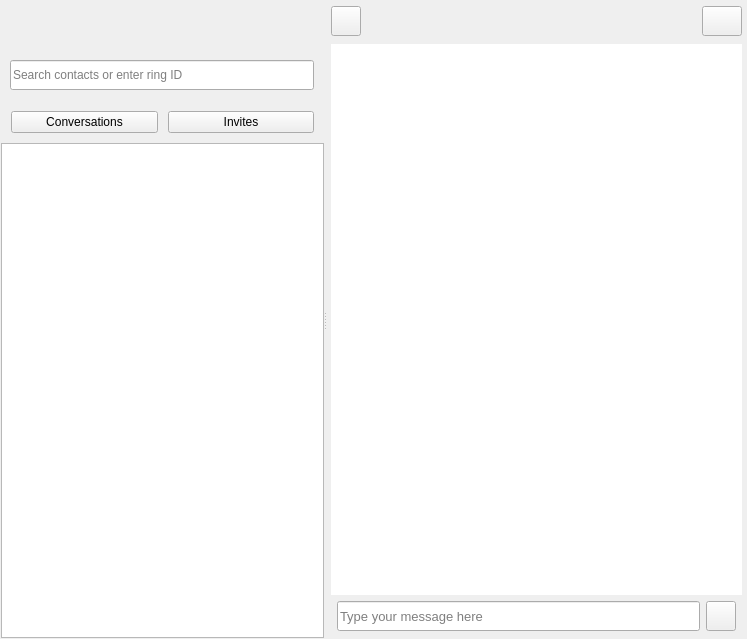
Before: the Qt Designer form callwidget.ui in savoirfairelinux/jami-client-windows, drawn with Qt 5.
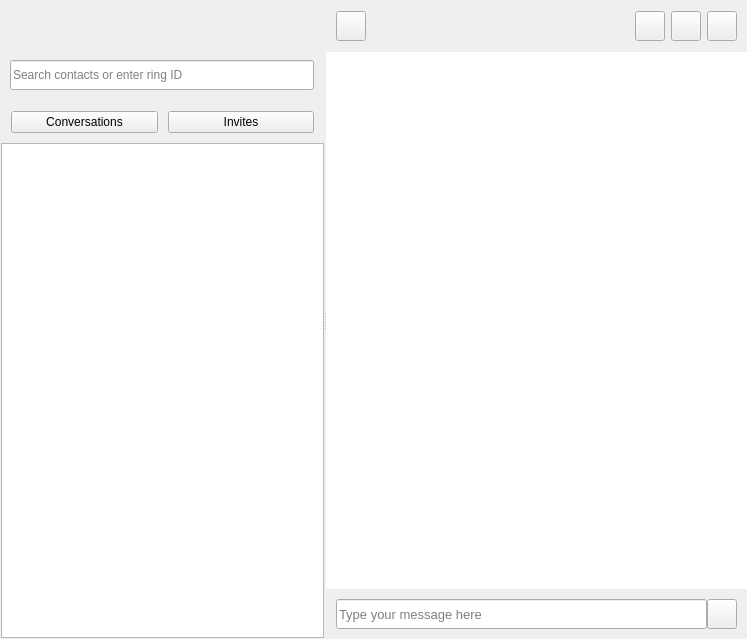
After: the same form once the commit is applied. Icons and pictures are not drawn. Custom widgets are drawn as their Qt base class.

Commit message:
messaging page: add call buttons
- add audio and video call buttons to conversation view
- tidy layout margins on the messaging page
- homogenize button styles on the messaging page

What changed in the file:
```diff
--- a/callwidget.ui
+++ b/callwidget.ui
@@ -953,25 +953,46 @@
                 </sizepolicy>
                </property>
                <layout class="QVBoxLayout" name="verticalLayout_12" stretch="1,25,1">
+                <property name="spacing">
+                 <number>0</number>
+                </property>
                 <property name="leftMargin">
-                 <number>5</number>
+                 <number>0</number>
                 </property>
                 <property name="topMargin">
-                 <number>5</number>
+                 <number>0</number>
                 </property>
                 <property name="rightMargin">
-                 <number>5</number>
+                 <number>0</number>
                 </property>
                 <property name="bottomMargin">
-                 <number>2</number>
+                 <number>0</number>
                 </property>
                 <item>
                  <layout class="QHBoxLayout" name="horizontalLayout_6">
+                  <property name="spacing">
+                   <number>6</number>
+                  </property>
+                  <property name="leftMargin">
+                   <number>10</number>
+                  </property>
+                  <property name="topMargin">
+                   <number>6</number>
+                  </property>
+                  <property name="rightMargin">
+                   <number>10</number>
+                  </property>
                   <property name="bottomMargin">
-                   <number>0</number>
+                   <number>6</number>
                   </property>
                   <item>
                    <widget class="QPushButton" name="imBackButton">
+                    <property name="sizePolicy">
+                     <sizepolicy hsizetype="Minimum" vsizetype="Fixed">
+                      <horstretch>0</horstretch>
+                      <verstretch>0</verstretch>
+                     </sizepolicy>
+                    </property>
                     <property name="minimumSize">
                      <size>
                       <width>30</width>
@@ -1014,7 +1035,7 @@
                      <number>0</number>
                     </property>
                     <property name="bottomMargin">
-                     <number>4</number>
+                     <number>0</number>
                     </property>
                     <item>
                      <widget class="QLabel" name="imNameLabel">
@@ -1083,6 +1104,22 @@
                     </item>
                    </layout>
                   </item>
+                  <item>
+                   <spacer name="verticalSpacer_3">
+                    <property name="orientation">
+                     <enum>Qt::Vertical</enum>
+                    </property>
+                    <property name="sizeType">
+                     <enum>QSizePolicy::Fixed</enum>
+                    </property>
+                    <property name="sizeHint" stdset="0">
+                     <size>
+                      <width>0</width>
+                      <height>40</height>
+                     </size>
+                    </property>
+                   </spacer>
+                  </item>
                   <item>
                    <spacer name="horizontalSpacer_6">
                     <property name="orientation">
@@ -1097,7 +1134,65 @@
                    </spacer>
                   </item>
                   <item>
-                   <widget class="QPushButton" name="sendContactRequestPageButton">
+                   <widget class="QPushButton" name="btnAudioCall">
+                    <property name="minimumSize">
+                     <size>
+                      <width>30</width>
+                      <height>30</height>
+                     </size>
+                    </property>
+                    <property name="maximumSize">
+                     <size>
+                      <width>30</width>
+                      <height>30</height>
+                     </size>
+                    </property>
+                    <property name="text">
+                     <string/>
+                    </property>
+                    <property name="icon">
+                     <iconset resource="ressources.qrc">
+                      <normaloff>:/images/icons/ic_phone_24px.svg</normaloff>:/images/icons/ic_phone_24px.svg</iconset>
+                    </property>
+                    <property name="iconSize">
+                     <size>
+                      <width>18</width>
+                      <height>18</height>
+                     </size>
+                    </property>
+                   </widget>
+                  </item>
+                  <item>
+                   <widget class="QPushButton" name="btnVideoCall">
+                    <property name="minimumSize">
+                     <size>
+                      <width>30</width>
+                      <height>30</height>
+                     </size>
+                    </property>
+                    <property name="maximumSize">
+                     <size>
+                      <width>30</width>
+                      <height>30</height>
+                     </size>
+                    </property>
+                    <property name="text">
+                     <string/>
+                    </property>
+                    <property name="icon">
+                     <iconset resource="ressources.qrc">
+                      <normaloff>:/images/icons/ic_video_call_24px.svg</normaloff>:/images/icons/ic_video_call_24px.svg</iconset>
+                    </property>
+                    <property name="iconSize">
+                     <size>
+                      <width>18</width>
+                      <height>18</height>
+                     </size>
+                    </property>
+                   </widget>
+                  </item>
+                  <item>
+                   <widget class="QPushButton" name="sendContactRequestButton">
                     <property name="sizePolicy">
                      <sizepolicy hsizetype="Minimum" vsizetype="Fixed">
                       <horstretch>0</horstretch>
@@ -1110,6 +1205,12 @@
                       <height>30</height>
                      </size>
                     </property>
+                    <property name="maximumSize">
+                     <size>
+                      <width>30</width>
+                      <height>30</height>
+                     </size>
+                    </property>
                     <property name="toolTip">
                      <string>Add to contacts</string>
                     </property>
@@ -1121,7 +1222,13 @@
                     </property>
                     <property name="icon">
                      <iconset resource="ressources.qrc">
-                      <normaloff>:/images/icons/ic_person_add_white_24dp.png</normaloff>:/images/icons/ic_person_add_white_24dp.png</iconset>
+                      <normaloff>:/images/icons/ic_person_add_black_24dp_2x.png</normaloff>:/images/icons/ic_person_add_black_24dp_2x.png</iconset>
+                    </property>
+                    <property name="iconSize">
+                     <size>
+                      <width>18</width>
+                      <height>18</height>
+                     </size>
                     </property>
                    </widget>
                   </item>
@@ -1172,16 +1279,16 @@
                 <item>
                  <layout class="QHBoxLayout" name="horizontalLayout_5">
                   <property name="leftMargin">
-                   <number>6</number>
+                   <number>10</number>
                   </property>
                   <property name="topMargin">
-                   <number>0</number>
+                   <number>10</number>
                   </property>
                   <property name="rightMargin">
-                   <number>6</number>
+                   <number>10</number>
                   </property>
                   <property name="bottomMargin">
-                   <number>6</number>
+                   <number>10</number>
                   </property>
                   <item>
                    <widget class="QLineEdit" name="imMessageEdit">
```
Left out of the diff: 8 changed lines with no effect on the pictures. The commit also changes 12 other files.
